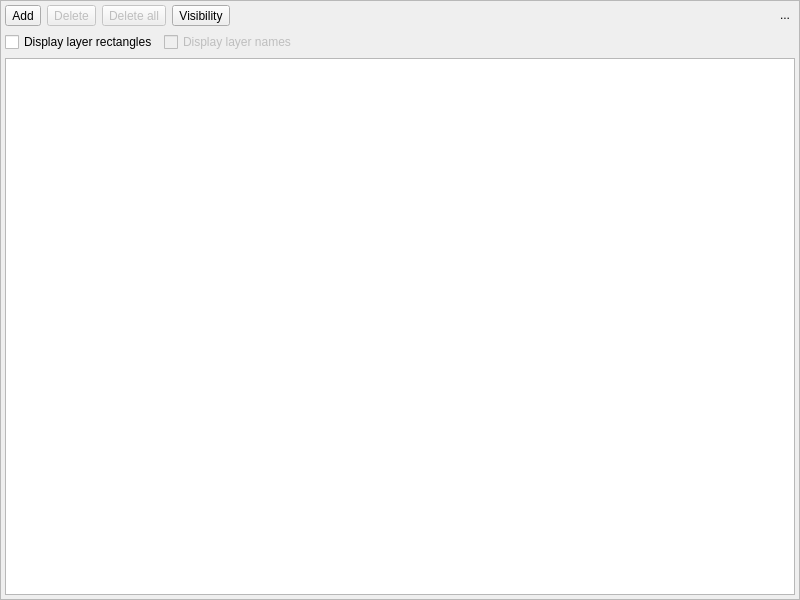
The window that libpgmodeler_ui/ui/layersconfigwidget.ui (pgmodeler/pgmodeler) describes before a commit, drawn with Qt 5.
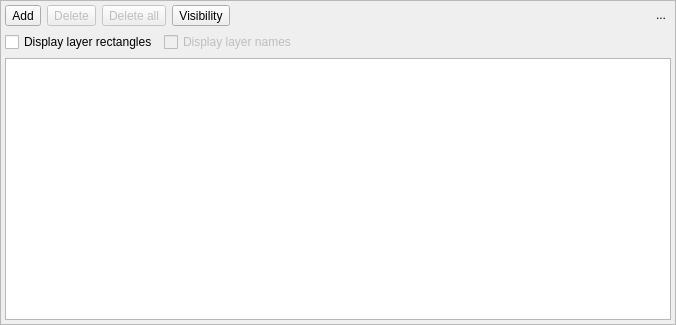
The same window after the commit. Icons and pictures are not drawn.

The edit to the form file:
```diff
--- a/libpgmodeler_ui/ui/layersconfigwidget.ui
+++ b/libpgmodeler_ui/ui/layersconfigwidget.ui
@@ -6,8 +6,8 @@
    <rect>
     <x>0</x>
     <y>0</y>
-    <width>800</width>
-    <height>600</height>
+    <width>676</width>
+    <height>325</height>
    </rect>
   </property>
   <property name="minimumSize">
```
